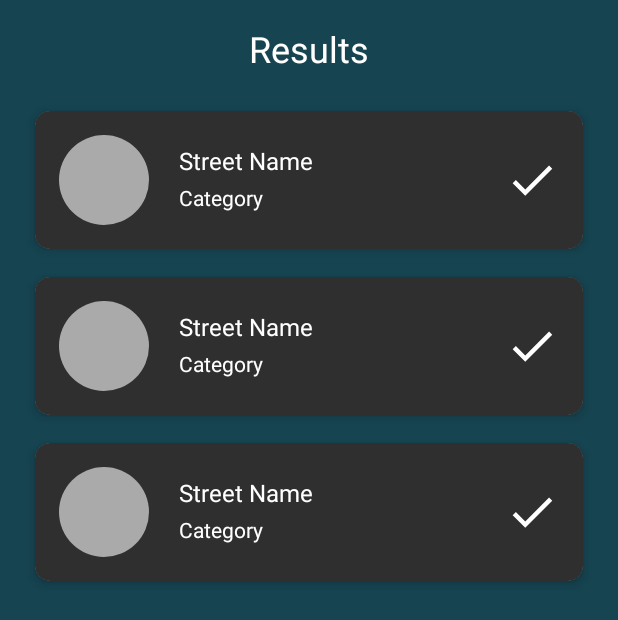
After one commit to Ivan-Widjanarko/Potholes-Detection-PhD-, an Android app: the layout activity_report.xml on its own in the app's theme, with its tools: preview values and no code run, on a phone screen of 412 x 824 dp. The commit adds this screen. Shown: the top 620 px of the screen. Run offline under Robolectric (Android 15) with nearby library versions, the phone set to English and light mode, and no system bars.

Commit message:
Report Layout 1

```diff
--- a/app/src/main/AndroidManifest.xml
+++ b/app/src/main/AndroidManifest.xml
@@ -13,12 +13,12 @@
         android:roundIcon="@mipmap/ic_launcher_round"
         android:supportsRtl="true"
         android:theme="@style/Theme.CapstoneProject">
+        <activity android:name=".ui.report.ReportActivity"></activity>
         <activity android:name=".ui.about.AboutActivity" />
         <activity android:name=".ui.authentication.AuthActivity" />
         <activity
             android:name=".SplashScreenActivity"
             android:theme="@style/Theme.AppCompat.DayNight.NoActionBar">
-
             <intent-filter>
                 <action android:name="android.intent.action.MAIN" />
 
--- /dev/null
+++ b/app/src/main/java/id/develo/capstoneproject/ui/report/ReportActivity.kt
@@ -0,0 +1,12 @@
+package id.develo.capstoneproject.ui.report
+
+import androidx.appcompat.app.AppCompatActivity
+import android.os.Bundle
+import id.develo.capstoneproject.R
+
+class ReportActivity : AppCompatActivity() {
+    override fun onCreate(savedInstanceState: Bundle?) {
+        super.onCreate(savedInstanceState)
+        setContentView(R.layout.activity_report)
+    }
+}
--- /dev/null
+++ b/app/src/main/res/drawable/ic_check.xml
@@ -0,0 +1,5 @@
+<vector android:height="36dp" android:tint="#FFFFFF"
+    android:viewportHeight="24" android:viewportWidth="24"
+    android:width="36dp" xmlns:android="http://schemas.android.com/apk/res/android">
+    <path android:fillColor="@android:color/white" android:pathData="M9,16.17L4.83,12l-1.42,1.41L9,19 21,7l-1.41,-1.41z"/>
+</vector>
--- /dev/null
+++ b/app/src/main/res/layout/activity_report.xml
@@ -0,0 +1,36 @@
+<?xml version="1.0" encoding="utf-8"?>
+<RelativeLayout xmlns:android="http://schemas.android.com/apk/res/android"
+    xmlns:tools="http://schemas.android.com/tools"
+    android:id="@+id/setting_holder"
+    android:layout_width="match_parent"
+    android:layout_height="match_parent"
+    android:background="@color/secondary_dark"
+    tools:context=".MainActivity">
+
+    <ProgressBar
+        android:id="@+id/progressBar"
+        style="?android:attr/progressBarStyle"
+        android:layout_width="wrap_content"
+        android:layout_height="wrap_content"
+        android:layout_centerHorizontal="true"
+        android:layout_centerVertical="true"
+        android:visibility="gone"/>
+
+    <TextView
+        android:id="@+id/tv_result"
+        android:layout_width="match_parent"
+        android:layout_height="wrap_content"
+        android:gravity="center"
+        android:layout_margin="16dp"
+        android:text="@string/results"
+        android:textSize="24sp"
+        android:textColor="@color/white" />
+
+    <androidx.recyclerview.widget.RecyclerView
+        android:id="@+id/recyclerView"
+        android:layout_width="match_parent"
+        android:layout_height="match_parent"
+        android:layout_below="@+id/tv_result"
+        tools:listitem="@layout/item_report" />
+
+</RelativeLayout>
--- /dev/null
+++ b/app/src/main/res/layout/item_report.xml
@@ -0,0 +1,74 @@
+<?xml version="1.0" encoding="utf-8"?>
+<LinearLayout xmlns:android="http://schemas.android.com/apk/res/android"
+    xmlns:app="http://schemas.android.com/apk/res-auto"
+    xmlns:tools="http://schemas.android.com/tools"
+    android:layout_width="match_parent"
+    android:layout_height="wrap_content"
+    android:layout_marginLeft="16dp"
+    android:layout_marginRight="16dp"
+    android:background="@color/secondary_dark"
+    android:orientation="vertical">
+
+    <androidx.cardview.widget.CardView
+        android:id="@+id/cv_item_note"
+        android:layout_width="match_parent"
+        android:layout_height="wrap_content"
+        app:cardCornerRadius="10dp"
+        app:cardElevation="4dp"
+        app:cardMaxElevation="4dp"
+        app:cardUseCompatPadding="true">
+
+        <androidx.constraintlayout.widget.ConstraintLayout
+            android:layout_width="match_parent"
+            android:layout_height="wrap_content"
+            android:orientation="horizontal"
+            android:background="@color/dark_gray"
+            android:padding="16dp"
+            >
+
+            <de.hdodenhof.circleimageview.CircleImageView
+                android:id="@+id/img_user"
+                android:layout_width="60dp"
+                android:layout_height="60dp"
+                android:layout_marginEnd="10dp"
+                android:src="@android:color/darker_gray"
+                app:layout_constraintStart_toStartOf="parent"
+                app:layout_constraintTop_toTopOf="parent" />
+
+            <TextView
+                android:id="@+id/tv_street"
+                android:layout_width="wrap_content"
+                android:layout_height="wrap_content"
+                android:layout_marginTop="6dp"
+                android:layout_marginStart="20dp"
+                android:text="@string/text_street"
+                android:textSize="16sp"
+                android:textColor="@color/white"
+                app:layout_constraintStart_toEndOf="@id/img_user"
+                app:layout_constraintTop_toTopOf="parent" />
+
+            <TextView
+                android:id="@+id/tv_category"
+                android:layout_width="wrap_content"
+                android:layout_height="wrap_content"
+                android:layout_marginStart="20dp"
+                android:layout_marginTop="4dp"
+                android:text="@string/text_category"
+                android:textColor="@color/white"
+                app:layout_constraintStart_toEndOf="@id/img_user"
+                app:layout_constraintTop_toBottomOf="@id/tv_street" />
+
+            <ImageView
+                android:id="@+id/btn_check"
+                android:layout_width="wrap_content"
+                android:layout_height="wrap_content"
+                android:scaleType="centerInside"
+                android:src="@drawable/ic_check"
+                app:layout_constraintBottom_toBottomOf="parent"
+                app:layout_constraintEnd_toEndOf="parent"
+                app:layout_constraintTop_toTopOf="parent" />
+
+
+        </androidx.constraintlayout.widget.ConstraintLayout>
+    </androidx.cardview.widget.CardView>
+</LinearLayout>
--- a/app/src/main/res/values/colors.xml
+++ b/app/src/main/res/values/colors.xml
@@ -7,4 +7,5 @@
     <color name="secondary_dark">#164451</color>
     <color name="black">#FF000000</color>
     <color name="white">#FFFFFFFF</color>
+    <color name="dark_gray">#D0000000</color>
 </resources>
--- a/app/src/main/res/values/strings.xml
+++ b/app/src/main/res/values/strings.xml
@@ -18,4 +18,8 @@
     <string name="text_project_description">A 2021 Bangkit Program project in the form of an Android application that connects with the Raspberry Pi to detect potholes while driving and then sends the potholes data along with its location to JAKI.</string>
     <string name="text_creator">Creator</string>
 
+    <string name="text_street">Street Name</string>
+    <string name="text_category">Category</string>
+    <string name="results">Results</string>
+
 </resources>
```
Also changed, not shown: app/src/main/res/drawable/img_hanif.png.
